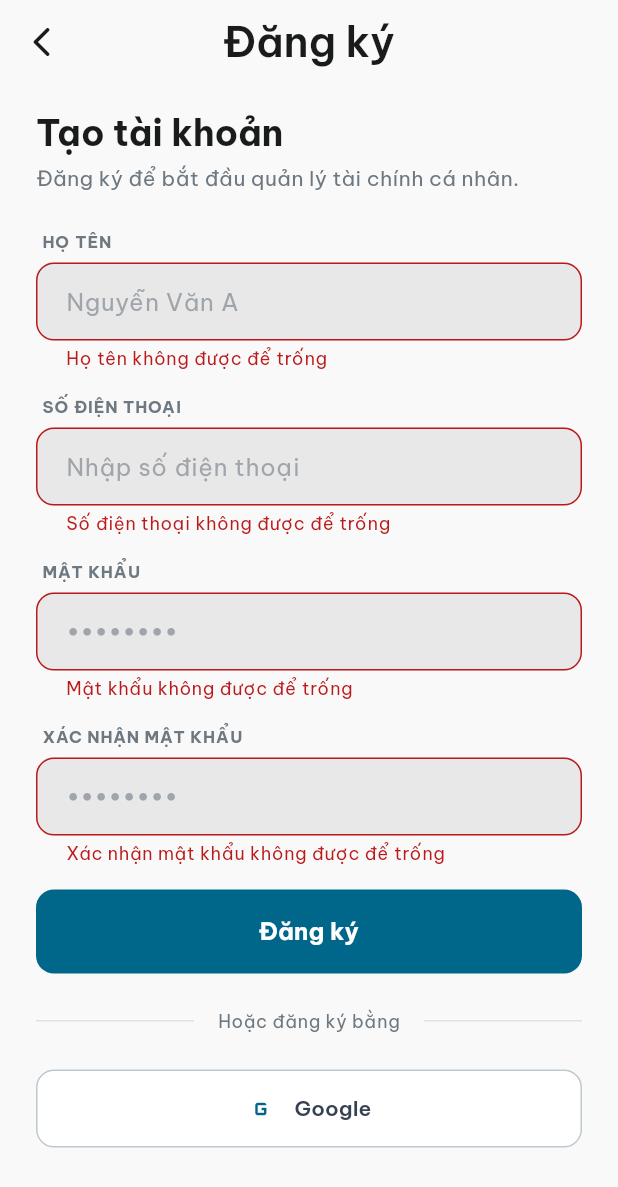
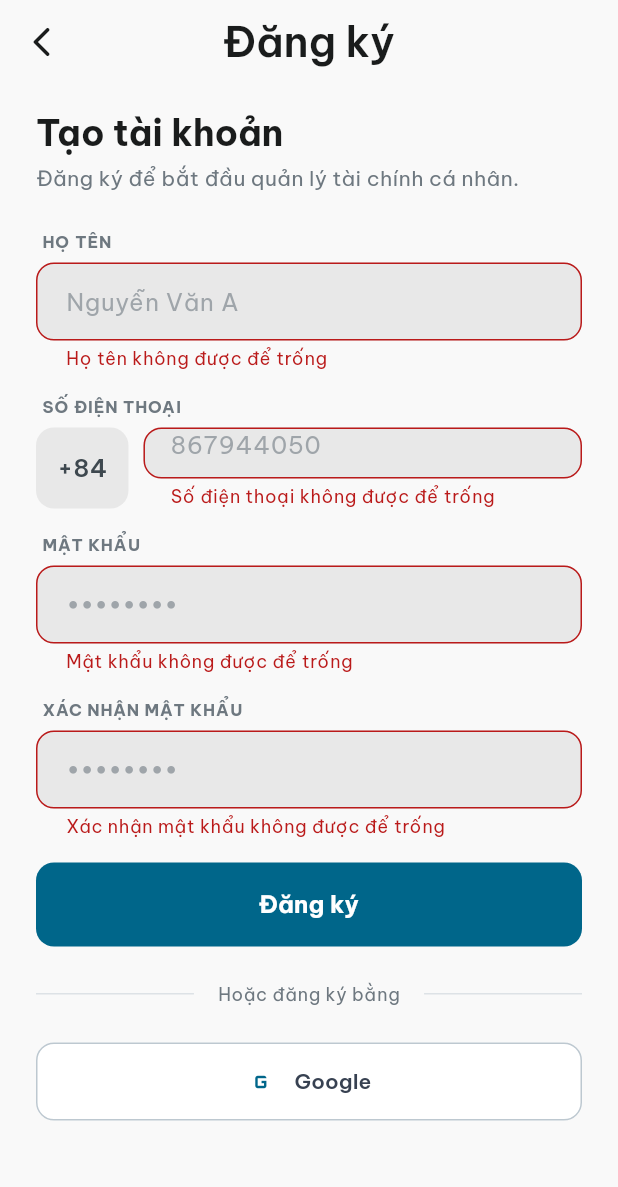
Before and after one commit to quocan9999/coin_nest, a Flutter app: the RegisterScreen screen opened directly, after a tap on "Đăng ký", on a phone screen of 412 x 824 dp. Shown: the top 1187 px of the screen. Run offline on Flutter 3.47's test engine with Material 3 defaults, Android fonts, the phone set to English and light mode, and no system bars; our stand-ins replace firebase_auth, firebase_core, fl_chart, google_fonts, shared_preferences, sqflite and 1 more; accounts and stored records are empty; generated files the repository leaves out were written again; network calls fail; statements that could not run were skipped.

Commit message:
feat(auth-ui): thêm prefix +84 cố định cho ô số điện thoại ở màn đăng ký

```diff
--- a/lib/screens/auth/register_screen.dart
+++ b/lib/screens/auth/register_screen.dart
@@ -17,6 +17,7 @@ class RegisterScreen extends StatefulWidget {
 class _RegisterScreenState extends State<RegisterScreen> {
   static const _googleLogoUrl =
       'https://www.figma.com/api/mcp/asset/3ee347b0-a8b2-46d5-9ac3-0f8e4effb5f7';
+  static const _phoneRowFieldHeight = 54.0;
 
   final _formKey = GlobalKey<FormState>();
   final _nameController = TextEditingController();
@@ -195,14 +196,7 @@ class _RegisterScreenState extends State<RegisterScreen> {
                       textCapitalization: TextCapitalization.words,
                     ),
                     const SizedBox(height: 16),
-                    _buildInputField(
-                      label: 'SỐ ĐIỆN THOẠI',
-                      hint: 'Nhập số điện thoại',
-                      controller: _phoneController,
-                      validator: Validators.phoneVN,
-                      keyboardType: TextInputType.phone,
-                      enabled: !isLoading,
-                    ),
+                    _buildPhoneField(enabled: !isLoading),
                     const SizedBox(height: 16),
                     _buildInputField(
                       label: 'MẬT KHẨU',
@@ -368,6 +362,84 @@ class _RegisterScreenState extends State<RegisterScreen> {
     );
   }
 
+  Widget _buildPhoneField({required bool enabled}) {
+    return Column(
+      crossAxisAlignment: CrossAxisAlignment.start,
+      children: [
+        Padding(
+          padding: const EdgeInsets.only(left: 4),
+          child: Text(
+            'SỐ ĐIỆN THOẠI',
+            style: Theme.of(context).textTheme.labelSmall?.copyWith(
+              fontSize: 11,
+              fontWeight: FontWeight.w700,
+              letterSpacing: 0.55,
+              color: AppTheme.outline,
+            ),
+          ),
+        ),
+        const SizedBox(height: 6),
+        Row(
+          crossAxisAlignment: CrossAxisAlignment.start,
+          children: [
+            Container(
+              height: _phoneRowFieldHeight,
+              alignment: Alignment.center,
+              padding: const EdgeInsets.symmetric(horizontal: 14),
+              decoration: BoxDecoration(
+                color: AppTheme.surfaceContainerHigh,
+                borderRadius: BorderRadius.circular(12),
+              ),
+              child: Text(
+                '+84',
+                style: Theme.of(context).textTheme.bodyLarge?.copyWith(
+                  fontWeight: FontWeight.w600,
+                  color: AppTheme.onSurfaceVariant,
+                ),
+              ),
+            ),
+            const SizedBox(width: 10),
+            Expanded(
+              child: SizedBox(
+                height: _phoneRowFieldHeight,
+                child: TextFormField(
+                  controller: _phoneController,
+                  enabled: enabled,
+                  keyboardType: TextInputType.phone,
+                  decoration: InputDecoration(
+                    hintText: '867944050',
+                    isDense: true,
+                    contentPadding: const EdgeInsets.symmetric(
+                      horizontal: 14,
+                      vertical: 16,
+                    ),
+                    fillColor: AppTheme.surfaceContainerHigh,
+                    border: OutlineInputBorder(
+                      borderRadius: BorderRadius.circular(12),
+                      borderSide: BorderSide.none,
+                    ),
+                    enabledBorder: OutlineInputBorder(
+                      borderRadius: BorderRadius.circular(12),
+                      borderSide: BorderSide.none,
+                    ),
+                  ),
+                  validator: (value) {
+                    final req = Validators.required(value, 'Số điện thoại');
+                    if (req != null) return req;
+                    if (!PhoneUtils.isValidVnLocalInput(value!.trim())) {
+                      return 'Số điện thoại không hợp lệ';
+                    }
+                    return null;
+                  },
+                ),
+              ),
+            ),
+          ],
+        ),
+      ],
+    );
+  }
+
   Widget _buildInputField({
     required String label,
     required String hint,
```
